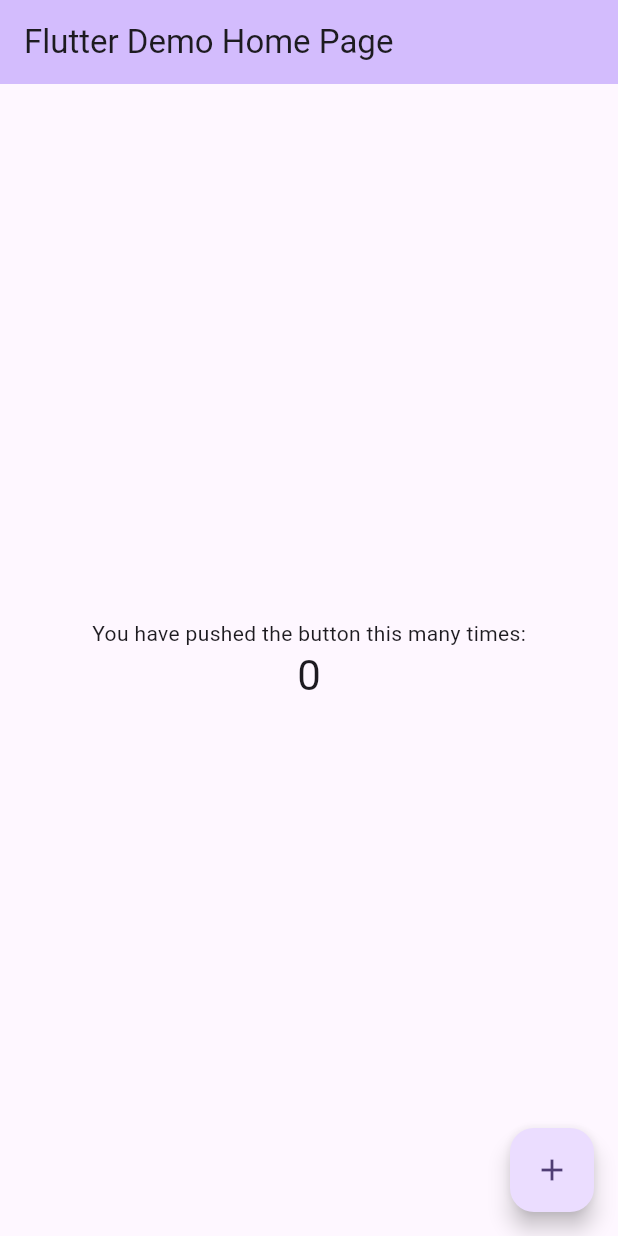
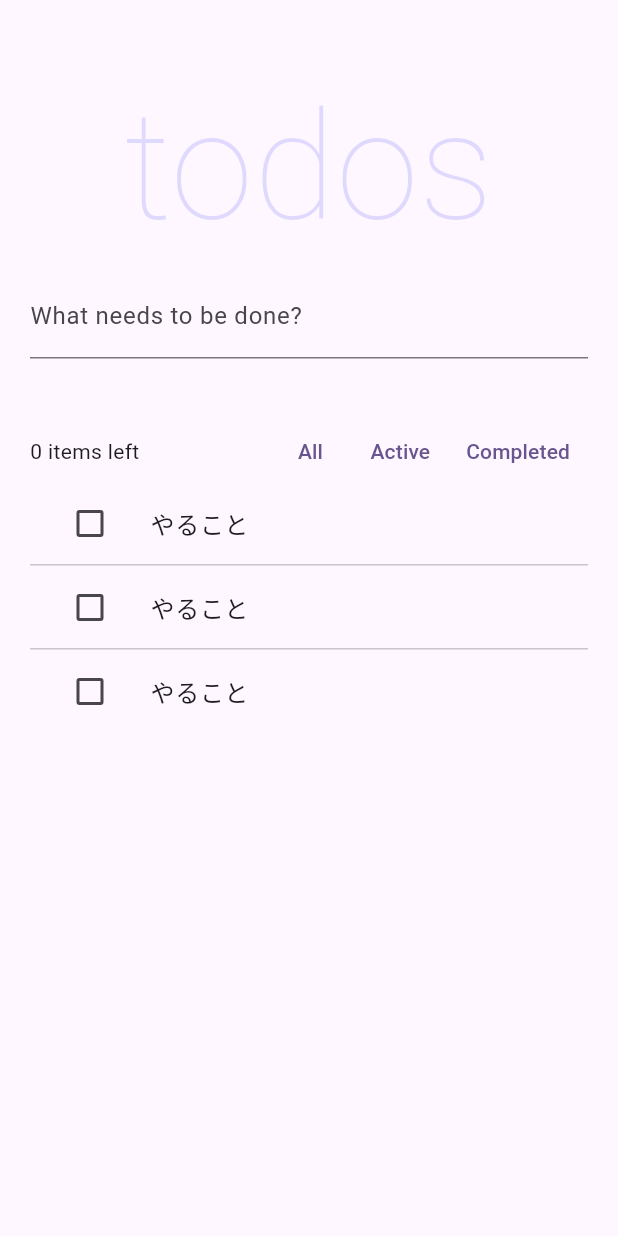
Before and after one commit to ken1flan/riverpod_todos, a Flutter app: the screen it shows after launch, on a phone screen of 412 x 824 dp. Run offline on Flutter 3.47's test engine with Material 2 defaults, Android fonts, the phone set to English and light mode, and no system bars; our stand-ins replace hooks_riverpod; Roboto replaces fonts that are missing (Helvetica Neue).

Commit message:
見た目で必要なウィジェットを配置

```diff
--- a/lib/main.dart
+++ b/lib/main.dart
@@ -1,4 +1,5 @@
 import 'package:flutter/material.dart';
+import 'package:hooks_riverpod/hooks_riverpod.dart';
 
 void main() {
   runApp(const MyApp());
@@ -31,95 +32,127 @@ class MyApp extends StatelessWidget {
         colorScheme: ColorScheme.fromSeed(seedColor: Colors.deepPurple),
         useMaterial3: true,
       ),
-      home: const MyHomePage(title: 'Flutter Demo Home Page'),
+      home: const Home(),
     );
   }
 }
 
-class MyHomePage extends StatefulWidget {
-  const MyHomePage({super.key, required this.title});
-
-  // This widget is the home page of your application. It is stateful, meaning
-  // that it has a State object (defined below) that contains fields that affect
-  // how it looks.
-
-  // This class is the configuration for the state. It holds the values (in this
-  // case the title) provided by the parent (in this case the App widget) and
-  // used by the build method of the State. Fields in a Widget subclass are
-  // always marked "final".
-
-  final String title;
-
-  @override
-  State<MyHomePage> createState() => _MyHomePageState();
-}
-
-class _MyHomePageState extends State<MyHomePage> {
-  int _counter = 0;
-
-  void _incrementCounter() {
-    setState(() {
-      // This call to setState tells the Flutter framework that something has
-      // changed in this State, which causes it to rerun the build method below
-      // so that the display can reflect the updated values. If we changed
-      // _counter without calling setState(), then the build method would not be
-      // called again, and so nothing would appear to happen.
-      _counter++;
-    });
-  }
+class Home extends StatelessWidget {
+  const Home({super.key});
 
   @override
   Widget build(BuildContext context) {
-    // This method is rerun every time setState is called, for instance as done
-    // by the _incrementCounter method above.
-    //
-    // The Flutter framework has been optimized to make rerunning build methods
-    // fast, so that you can just rebuild anything that needs updating rather
-    // than having to individually change instances of widgets.
     return Scaffold(
-      appBar: AppBar(
-        // TRY THIS: Try changing the color here to a specific color (to
-        // Colors.amber, perhaps?) and trigger a hot reload to see the AppBar
-        // change color while the other colors stay the same.
-        backgroundColor: Theme.of(context).colorScheme.inversePrimary,
-        // Here we take the value from the MyHomePage object that was created by
-        // the App.build method, and use it to set our appbar title.
-        title: Text(widget.title),
+      body: ListView(
+        padding: const EdgeInsets.symmetric(horizontal: 20, vertical: 40),
+        children: [
+          const Title(),
+          const TextField(
+            decoration: InputDecoration(
+              labelText: 'What needs to be done?',
+            ),
+          ),
+          const SizedBox(height: 42),
+          const Toolbar(),
+          for (var i = 0; i < 3; i++) ...[
+            if (i > 0) const Divider(height: 0),
+            const TodoItem(),
+          ],
+        ],
       ),
-      body: Center(
-        // Center is a layout widget. It takes a single child and positions it
-        // in the middle of the parent.
-        child: Column(
-          // Column is also a layout widget. It takes a list of children and
-          // arranges them vertically. By default, it sizes itself to fit its
-          // children horizontally, and tries to be as tall as its parent.
-          //
-          // Column has various properties to control how it sizes itself and
-          // how it positions its children. Here we use mainAxisAlignment to
-          // center the children vertically; the main axis here is the vertical
-          // axis because Columns are vertical (the cross axis would be
-          // horizontal).
-          //
-          // TRY THIS: Invoke "debug painting" (choose the "Toggle Debug Paint"
-          // action in the IDE, or press "p" in the console), to see the
-          // wireframe for each widget.
-          mainAxisAlignment: MainAxisAlignment.center,
-          children: <Widget>[
-            const Text(
-              'You have pushed the button this many times:',
-            ),
-            Text(
-              '$_counter',
-              style: Theme.of(context).textTheme.headlineMedium,
-            ),
-          ],
-        ),
-      ),
-      floatingActionButton: FloatingActionButton(
-        onPressed: _incrementCounter,
-        tooltip: 'Increment',
-        child: const Icon(Icons.add),
-      ), // This trailing comma makes auto-formatting nicer for build methods.
     );
   }
 }
+
+class Title extends StatelessWidget {
+  const Title({Key? key}) : super(key: key);
+
+  @override
+  Widget build(BuildContext context) {
+    return const Text(
+      'todos',
+      textAlign: TextAlign.center,
+      style: TextStyle(
+        color: Color.fromARGB(38, 47, 47, 247),
+        fontSize: 100,
+        fontWeight: FontWeight.w100,
+        fontFamily: 'Helvetica Neue',
+      ),
+    );
+  }
+}
+
+class Toolbar extends StatelessWidget {
+  const Toolbar({Key? key}) : super(key: key);
+
+  @override
+  Widget build(BuildContext context) {
+    return Row(mainAxisAlignment: MainAxisAlignment.spaceBetween, children: [
+      const Expanded(
+        child: Text(
+          '0 items left',
+          overflow: TextOverflow.ellipsis,
+        ),
+      ),
+      Tooltip(
+        message: 'All todos',
+        child: TextButton(
+          style: const ButtonStyle(
+            visualDensity: VisualDensity.compact,
+          ),
+          onPressed: () {
+            doNothing();
+          },
+          child: const Text('All'),
+        ),
+      ),
+      Tooltip(
+        message: 'Only uncompleted todos',
+        child: TextButton(
+          style: const ButtonStyle(
+            visualDensity: VisualDensity.compact,
+          ),
+          onPressed: () {
+            doNothing();
+          },
+          child: const Text('Active'),
+        ),
+      ),
+      Tooltip(
+        message: 'Only completed todos',
+        child: TextButton(
+          style: const ButtonStyle(
+            visualDensity: VisualDensity.compact,
+          ),
+          onPressed: () {
+            doNothing();
+          },
+          child: const Text('Completed'),
+        ),
+      ),
+    ]);
+  }
+
+  doNothing() {}
+}
+
+class TodoItem extends StatelessWidget {
+  const TodoItem({Key? key}) : super(key: key);
+
+  @override
+  Widget build(BuildContext context) {
+    return ListTile(
+      leading: Checkbox(
+        value: false,
+        onChanged: (bool? value) {
+          doNothing();
+        },
+      ),
+      title: const Text('やること'),
+    );
+  }
+
+  void doNothing() {
+    //
+  }
+}
```
